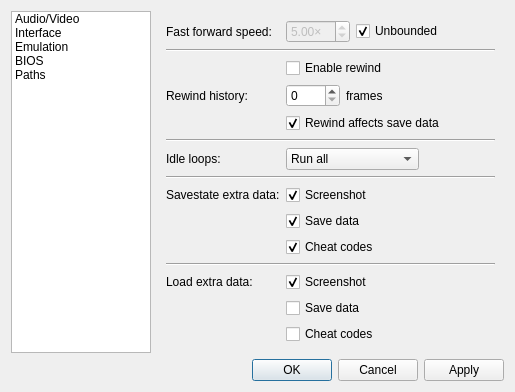
Before: the Qt Designer form Libretro/mgba/src/platform/qt/SettingsView.ui in kiddreads/Avalon-copy2, drawn with Qt 5.
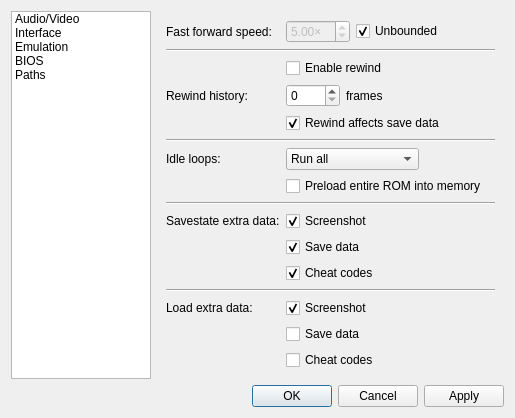
After: the same form once the commit is applied. The open tabs and pages were chosen to show the change.

Commit message: Core: Add option to allow preloading the entire ROM before running

Patch:
```diff
--- a/Libretro/mgba/src/platform/qt/SettingsView.ui
+++ b/Libretro/mgba/src/platform/qt/SettingsView.ui
@@ -568,34 +568,24 @@
          </item>
         </widget>
        </item>
-       <item row="7" column="0" colspan="2">
+       <item row="8" column="0" colspan="2">
         <widget class="Line" name="line_2">
          <property name="orientation">
           <enum>Qt::Horizontal</enum>
          </property>
         </widget>
        </item>
-       <item row="8" column="0">
+       <item row="9" column="0">
         <widget class="QLabel" name="label_24">
          <property name="text">
           <string>Savestate extra data:</string>
          </property>
         </widget>
        </item>
-       <item row="8" column="1">
-        <widget class="QCheckBox" name="saveStateScreenshot">
-         <property name="text">
-          <string>Screenshot</string>
-         </property>
-         <property name="checked">
-          <bool>true</bool>
-         </property>
-        </widget>
-       </item>
        <item row="9" column="1">
-        <widget class="QCheckBox" name="saveStateSave">
+        <widget class="QCheckBox" name="saveStateScreenshot">
          <property name="text">
-          <string>Save data</string>
+          <string>Screenshot</string>
          </property>
          <property name="checked">
           <bool>true</bool>
@@ -603,6 +593,16 @@
         </widget>
        </item>
        <item row="10" column="1">
+        <widget class="QCheckBox" name="saveStateSave">
+         <property name="text">
+          <string>Save data</string>
+         </property>
+         <property name="checked">
+          <bool>true</bool>
+         </property>
+        </widget>
+       </item>
+       <item row="11" column="1">
         <widget class="QCheckBox" name="saveStateCheats">
          <property name="text">
           <string>Cheat codes</string>
@@ -612,38 +612,38 @@
          </property>
         </widget>
        </item>
-       <item row="12" column="0">
+       <item row="13" column="0">
         <widget class="QLabel" name="label_25">
          <property name="text">
           <string>Load extra data:</string>
          </property>
         </widget>
        </item>
-       <item row="12" column="1">
-        <widget class="QCheckBox" name="loadStateScreenshot">
-         <property name="text">
-          <string>Screenshot</string>
-         </property>
-         <property name="checked">
-          <bool>true</bool>
-         </property>
-        </widget>
-       </item>
        <item row="13" column="1">
-        <widget class="QCheckBox" name="loadStateSave">
+        <widget class="QCheckBox" name="loadStateScreenshot">
          <property name="text">
-          <string>Save data</string>
+          <string>Screenshot</string>
+         </property>
+         <property name="checked">
+          <bool>true</bool>
          </property>
         </widget>
        </item>
        <item row="14" column="1">
+        <widget class="QCheckBox" name="loadStateSave">
+         <property name="text">
+          <string>Save data</string>
+         </property>
+        </widget>
+       </item>
+       <item row="15" column="1">
         <widget class="QCheckBox" name="loadStateCheats">
          <property name="text">
           <string>Cheat codes</string>
          </property>
         </widget>
        </item>
-       <item row="11" column="0" colspan="2">
+       <item row="12" column="0" colspan="2">
         <widget class="Line" name="line_9">
          <property name="orientation">
           <enum>Qt::Horizontal</enum>
@@ -660,6 +660,13 @@
          </property>
         </widget>
        </item>
+       <item row="7" column="1">
+        <widget class="QCheckBox" name="preload">
+         <property name="text">
+          <string>Preload entire ROM into memory</string>
+         </property>
+        </widget>
+       </item>
       </layout>
      </widget>
      <widget class="QWidget" name="bios">
```
The commit also changes 7 other files.
